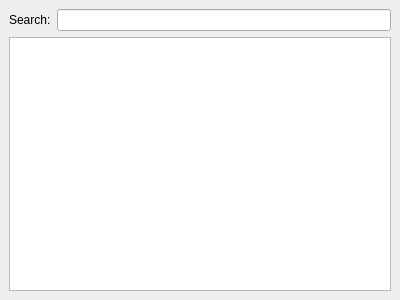
Old version of the form branches/0.2/profit/widgets/ui_tickerdisplay.ui in the repository radupaul/profitpy.
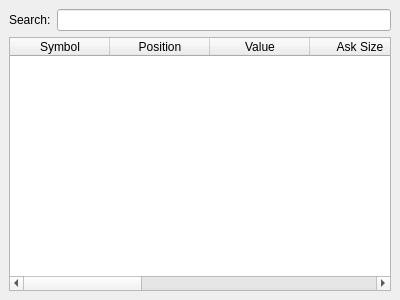
New version of the form.

Commit message:
Moved selection mode and selection behavior properties of ticker table and account table into their .ui files.  Moved column names into .ui files for these tables.  Also added dotted grids and alternating row colors for both.  Cleanup of tickerdisplay.py and accountdisplay.py to reflect.
Removed SettingKeys class in favor of an inner class named 'keys'.
Client interface remains the same.

Diff of the .ui file:
```diff
--- a/branches/0.2/profit/widgets/ui_tickerdisplay.ui
+++ b/branches/0.2/profit/widgets/ui_tickerdisplay.ui
@@ -28,7 +28,7 @@
       <number>6</number>
      </property>
      <item>
-      <widget class="QLabel" name="" >
+      <widget class="QLabel" name="label" >
        <property name="text" >
         <string>Search:</string>
        </property>
@@ -40,7 +40,65 @@
     </layout>
    </item>
    <item>
-    <widget class="QTableWidget" name="tickerTable" />
+    <widget class="QTableWidget" name="tickerTable" >
+     <property name="alternatingRowColors" >
+      <bool>true</bool>
+     </property>
+     <property name="selectionMode" >
+      <enum>QAbstractItemView::SingleSelection</enum>
+     </property>
+     <property name="showGrid" >
+      <bool>true</bool>
+     </property>
+     <property name="gridStyle" >
+      <enum>Qt::DotLine</enum>
+     </property>
+     <column>
+      <property name="text" >
+       <string>Symbol</string>
+      </property>
+     </column>
+     <column>
+      <property name="text" >
+       <string>Position</string>
+      </property>
+     </column>
+     <column>
+      <property name="text" >
+       <string>Value</string>
+      </property>
+     </column>
+     <column>
+      <property name="text" >
+       <string>Ask Size</string>
+      </property>
+     </column>
+     <column>
+      <property name="text" >
+       <string>Ask Price</string>
+      </property>
+     </column>
+     <column>
+      <property name="text" >
+       <string>Bid Size</string>
+      </property>
+     </column>
+     <column>
+      <property name="text" >
+       <string>Bid Price</string>
+      </property>
+     </column>
+     <column>
+      <property name="text" >
+       <string>Last Size</string>
+      </property>
+     </column>
+     <column>
+      <property name="text" >
+       <string>Last Price</string>
+      </property>
+     </column>
+    </widget>
    </item>
   </layout>
  </widget>
```
The commit also changes 4 other files.
